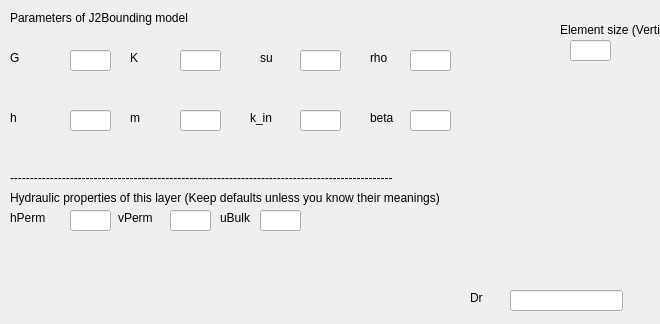
Above: UI/J2Bounding.ui from NHERI-SimCenter/s3hark before the change. Below: the same form after it.
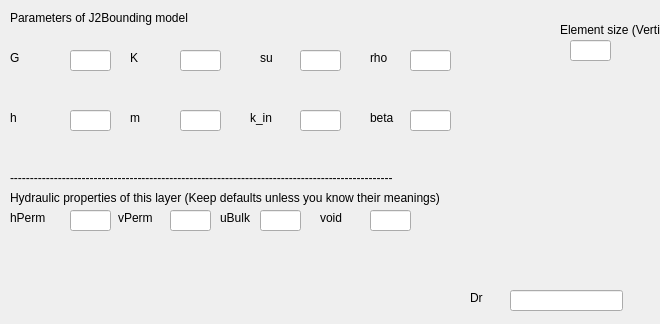
That is the form after the change.

The edit to the form file:
```diff
--- a/UI/J2Bounding.ui
+++ b/UI/J2Bounding.ui
@@ -351,6 +351,29 @@
     </rect>
    </property>
   </widget>
+  <widget class="QLabel" name="evoid_2">
+   <property name="geometry">
+    <rect>
+     <x>320</x>
+     <y>210</y>
+     <width>41</width>
+     <height>16</height>
+    </rect>
+   </property>
+   <property name="text">
+    <string>void</string>
+   </property>
+  </widget>
+  <widget class="QLineEdit" name="evoid">
+   <property name="geometry">
+    <rect>
+     <x>370</x>
+     <y>210</y>
+     <width>41</width>
+     <height>21</height>
+    </rect>
+   </property>
+  </widget>
  </widget>
  <resources/>
  <connections/>
```
